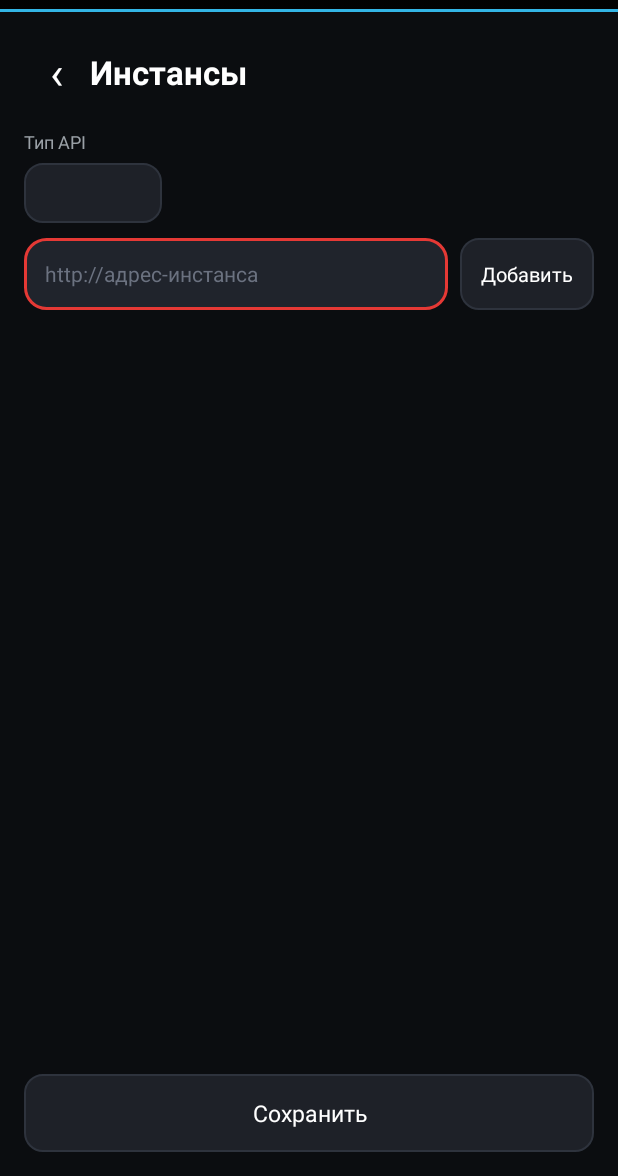
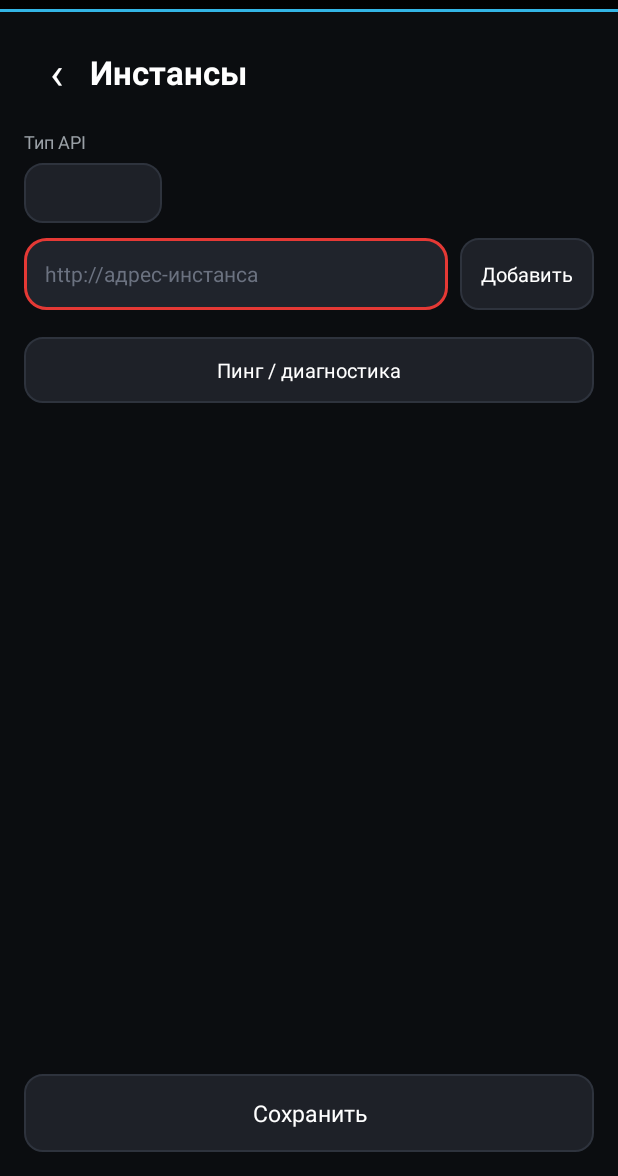
Before and after one commit to Artem777g/CrimTube, an Android app: the layout activity_modern_instances.xml on its own in the app's theme, with its tools: preview values and no code run, on a phone screen of 412 x 824 dp, the part 60-1236 px from its top. Run offline under Robolectric (Android 15) with nearby library versions, the phone set to English and light mode, and no system bars; network calls fail.

Commit message:
Fix modern video surface, comments retry and ping diagnostics

```diff
--- a/modern/app/build.gradle
+++ b/modern/app/build.gradle
@@ -8,7 +8,7 @@ android {
         minSdkVersion 3
         //noinspection OldTargetApi
         targetSdkVersion 25
-        versionCode 16
+        versionCode 19
         versionName "0.5.0"
         setProperty("archivesBaseName", "CrimTube-$versionName") //e.g. CrimTube-0.1.0-release.apk
     }
--- a/modern/app/src/main/res/layout/activity_modern_instances.xml
+++ b/modern/app/src/main/res/layout/activity_modern_instances.xml
@@ -156,6 +156,17 @@
         android:layout_weight="1"
         android:layout_marginTop="10dp">
 
+        <Button
+            android:id="@+id/modern_inst_ping"
+            android:layout_width="match_parent"
+            android:layout_height="44dp"
+            android:layout_marginTop="8dp"
+            android:text="Пинг / диагностика"
+            android:textColor="#FFFFFF"
+            android:textSize="13sp"
+            android:textAllCaps="false"
+            android:background="@drawable/modern_chip_bg" />
+
         <ScrollView
             android:layout_width="match_parent"
             android:layout_height="match_parent"
```
Also changed, not shown: modern/app/src/main/java/io/github/gohoski/notpipe/ModernInstancesActivity.java (+8 -0 lines), modern/app/src/main/java/io/github/gohoski/notpipe/ModernPlayerActivity.java (+35 -8 lines), modern/app/src/main/java/io/github/gohoski/notpipe/ui/TextureVideoView.java (+11 -2 lines).
